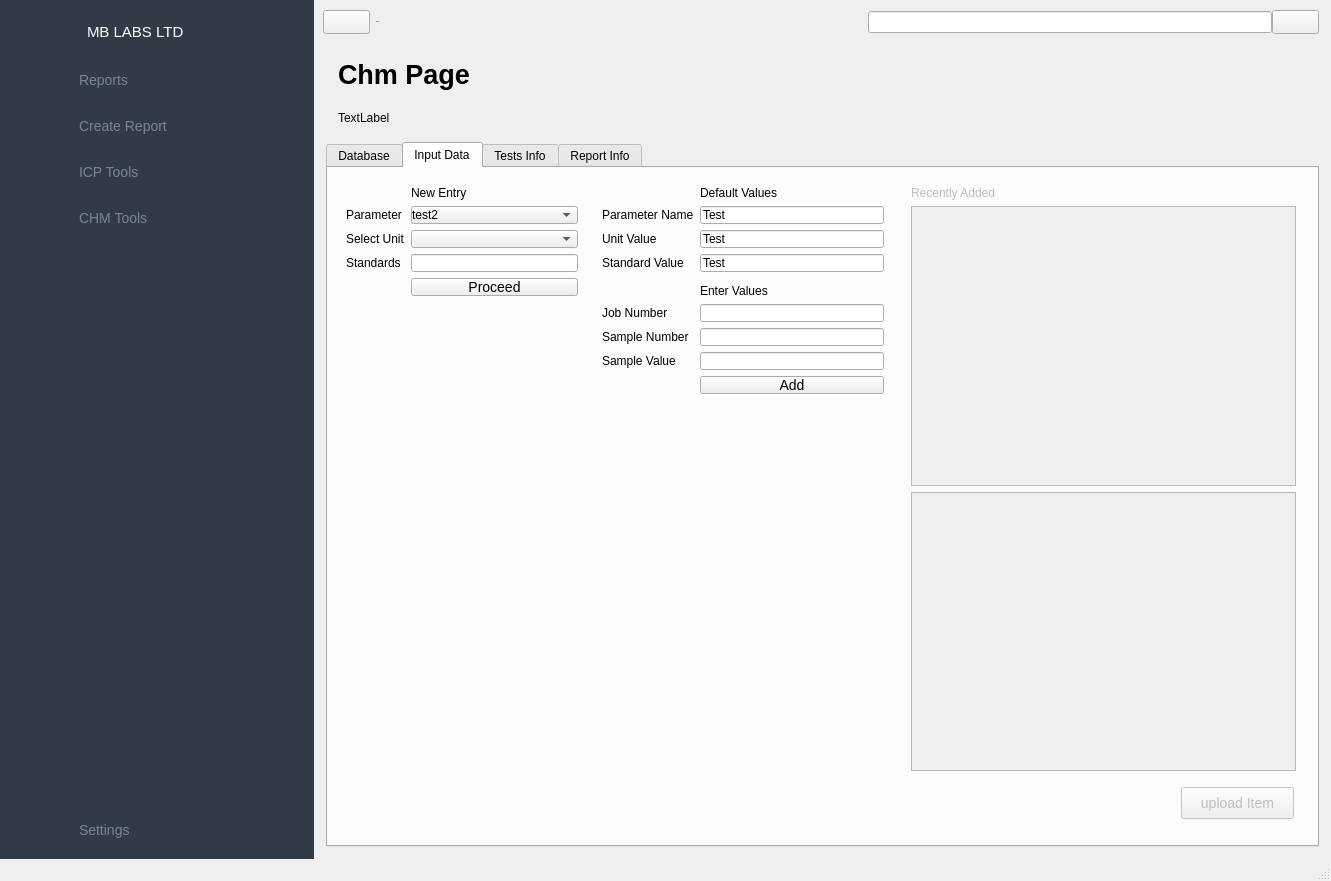
Before: the Qt Designer form src/interface.ui in layup/LIMS, drawn with Qt 5.
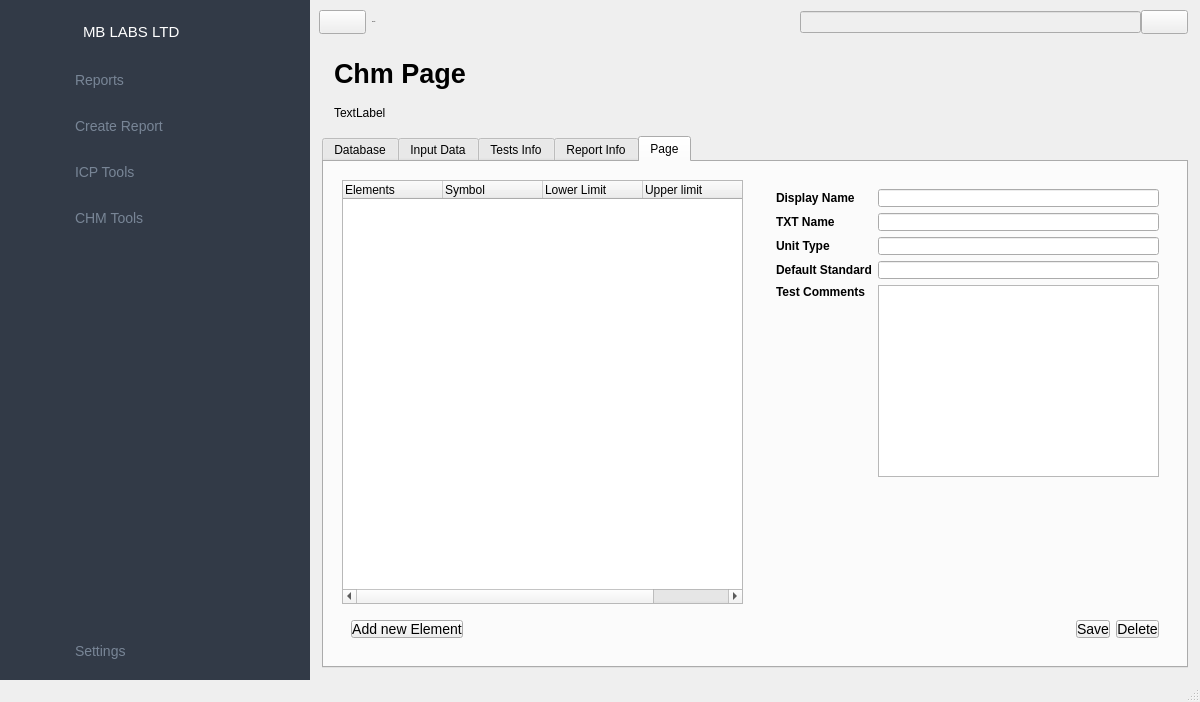
After: the same form once the commit is applied. The open tabs and pages were chosen to show the change. Icons and pictures are not drawn.

```diff
--- a/src/interface.ui
+++ b/src/interface.ui
@@ -6,8 +6,8 @@
    <rect>
     <x>0</x>
     <y>0</y>
-    <width>1331</width>
-    <height>881</height>
+    <width>1200</width>
+    <height>702</height>
    </rect>
   </property>
   <property name="minimumSize">
@@ -1300,6 +1300,9 @@
              </property>
              <item>
               <widget class="QLineEdit" name="searchLine">
+               <property name="enabled">
+                <bool>false</bool>
+               </property>
                <property name="text">
                 <string/>
                </property>
@@ -3341,19 +3344,28 @@
                       <height>200</height>
                      </size>
                     </property>
-                    <widget class="QPushButton" name="pushButton_3">
-                     <property name="geometry">
-                      <rect>
-                       <x>270</x>
-                       <y>10</y>
-                       <width>113</width>
-                       <height>32</height>
-                      </rect>
-                     </property>
-                     <property name="text">
-                      <string>upload Item</string>
-                     </property>
-                    </widget>
+                    <layout class="QHBoxLayout" name="horizontalLayout_8">
+                     <item>
+                      <spacer name="horizontalSpacer_3">
+                       <property name="orientation">
+                        <enum>Qt::Horizontal</enum>
+                       </property>
+                       <property name="sizeHint" stdset="0">
+                        <size>
+                         <width>40</width>
+                         <height>20</height>
+                        </size>
+                       </property>
+                      </spacer>
+                     </item>
+                     <item>
+                      <widget class="QPushButton" name="pushButton_3">
+                       <property name="text">
+                        <string>upload Item</string>
+                       </property>
+                      </widget>
+                     </item>
+                    </layout>
                    </widget>
                   </item>
                  </layout>
@@ -3913,6 +3925,240 @@
                </item>
               </layout>
              </widget>
+             <widget class="QWidget" name="tab_3">
+              <attribute name="title">
+               <string>Page</string>
+              </attribute>
+              <layout class="QHBoxLayout" name="horizontalLayout_12">
+               <item>
+                <widget class="QWidget" name="widget" native="true">
+                 <layout class="QVBoxLayout" name="verticalLayout_4">
+                  <item>
+                   <widget class="QTreeWidget" name="treeWidget">
+                    <column>
+                     <property name="text">
+                      <string>Elements</string>
+                     </property>
+                    </column>
+                    <column>
+                     <property name="text">
+                      <string>Symbol</string>
+                     </property>
+                    </column>
+                    <column>
+                     <property name="text">
+                      <string>Lower Limit </string>
+                     </property>
+                    </column>
+                    <column>
+                     <property name="text">
+                      <string>Upper limit</string>
+                     </property>
+                    </column>
+                    <column>
+                     <property name="text">
+                      <string>Unit type </string>
+                     </property>
+                    </column>
+                   </widget>
+                  </item>
+                  <item>
+                   <widget class="QWidget" name="widget_12" native="true">
+                    <layout class="QHBoxLayout" name="horizontalLayout_14">
+                     <item>
+                      <widget class="QPushButton" name="pushButton_5">
+                       <property name="minimumSize">
+                        <size>
+                         <width>102</width>
+                         <height>0</height>
+                        </size>
+                       </property>
+                       <property name="text">
+                        <string>Add new Element</string>
+                       </property>
+                      </widget>
+                     </item>
+                     <item>
+                      <spacer name="horizontalSpacer_11">
+                       <property name="orientation">
+                        <enum>Qt::Horizontal</enum>
+                       </property>
+                       <property name="sizeHint" stdset="0">
+                        <size>
+                         <width>40</width>
+                         <height>20</height>
+                        </size>
+                       </property>
+                      </spacer>
+                     </item>
+                    </layout>
+                   </widget>
+                  </item>
+                 </layout>
+                </widget>
+               </item>
+               <item>
+                <widget class="QWidget" name="widget_8" native="true">
+                 <property name="minimumSize">
+                  <size>
+                   <width>400</width>
+                   <height>0</height>
+                  </size>
+                 </property>
+                 <layout class="QVBoxLayout" name="verticalLayout_3">
+                  <item>
+                   <widget class="QWidget" name="chmTestDisplayWidget_2" native="true">
+                    <property name="maximumSize">
+                     <size>
+                      <width>16777215</width>
+                      <height>16777215</height>
+                     </size>
+                    </property>
+                    <property name="styleSheet">
+                     <string notr="true"/>
+                    </property>
+                    <layout class="QGridLayout" name="gridLayout_18">
+                     <item row="2" column="0">
+                      <widget class="QLabel" name="label_91">
+                       <property name="font">
+                        <font>
+                         <weight>75</weight>
+                         <bold>true</bold>
+                        </font>
+                       </property>
+                       <property name="text">
+                        <string>Unit Type </string>
+                       </property>
+                      </widget>
+                     </item>
+                     <item row="2" column="1">
+                      <widget class="QLineEdit" name="gcmsUnitType_3"/>
+                     </item>
+                     <item row="3" column="0">
+                      <widget class="QLabel" name="label_90">
+                       <property name="font">
+                        <font>
+                         <weight>75</weight>
+                         <bold>true</bold>
+                        </font>
+                       </property>
+                       <property name="text">
+                        <string>Default Standard</string>
+                       </property>
+                      </widget>
+                     </item>
+                     <item row="0" column="1">
+                      <widget class="QLineEdit" name="gcmsDisplayName_3"/>
+                     </item>
+                     <item row="0" column="0">
+                      <widget class="QLabel" name="label_92">
+                       <property name="font">
+                        <font>
+                         <weight>75</weight>
+                         <bold>true</bold>
+                        </font>
+                       </property>
+                       <property name="text">
+                        <string>Display Name</string>
+                       </property>
+                      </widget>
+                     </item>
+                     <item row="3" column="1">
+                      <widget class="QLineEdit" name="gcmsRefValue_3"/>
+                     </item>
+                     <item row="1" column="0">
+                      <widget class="QLabel" name="label_93">
+                       <property name="font">
+                        <font>
+                         <weight>75</weight>
+                         <bold>true</bold>
+                        </font>
+                       </property>
+                       <property name="text">
+                        <string>TXT Name</string>
+                       </property>
+                      </widget>
+                     </item>
+                     <item row="5" column="1">
+                      <widget class="QTextEdit" name="gcmsComment_3">
+                       <property name="maximumSize">
+                        <size>
+                         <width>16777215</width>
+                         <height>200</height>
+                        </size>
+                       </property>
+                      </widget>
+                     </item>
+                     <item row="1" column="1">
+                      <widget class="QLineEdit" name="gcmsTxtName_3"/>
+                     </item>
+                     <item row="5" column="0" alignment="Qt::AlignTop">
+                      <widget class="QLabel" name="label_94">
+                       <property name="font">
+                        <font>
+                         <weight>75</weight>
+                         <bold>true</bold>
+                        </font>
+                       </property>
+                       <property name="text">
+                        <string>Test Comments </string>
+                       </property>
+                      </widget>
+                     </item>
+                     <item row="6" column="1">
+                      <spacer name="verticalSpacer_3">
+                       <property name="orientation">
+                        <enum>Qt::Vertical</enum>
+                       </property>
+                       <property name="sizeHint" stdset="0">
+                        <size>
+                         <width>20</width>
+                         <height>40</height>
+                        </size>
+                       </property>
+                      </spacer>
+                     </item>
+                    </layout>
+                   </widget>
+                  </item>
+                  <item>
+                   <widget class="QWidget" name="widget_9" native="true">
+                    <layout class="QHBoxLayout" name="horizontalLayout_16">
+                     <item>
+                      <spacer name="horizontalSpacer_4">
+                       <property name="orientation">
+                        <enum>Qt::Horizontal</enum>
+                       </property>
+                       <property name="sizeHint" stdset="0">
+                        <size>
+                         <width>40</width>
+                         <height>20</height>
+                        </size>
+                       </property>
+                      </spacer>
+                     </item>
+                     <item>
+                      <widget class="QPushButton" name="pushButton">
+                       <property name="text">
+                        <string>Save</string>
+                       </property>
+                      </widget>
+                     </item>
+                     <item>
+                      <widget class="QPushButton" name="pushButton_4">
+                       <property name="text">
+                        <string>Delete</string>
+                       </property>
+                      </widget>
+                     </item>
+                    </layout>
+                   </widget>
+                  </item>
+                 </layout>
+                </widget>
+               </item>
+              </layout>
+             </widget>
             </widget>
            </item>
           </layout>
```
Left out of the diff: 160 changed lines with no effect on the pictures.
